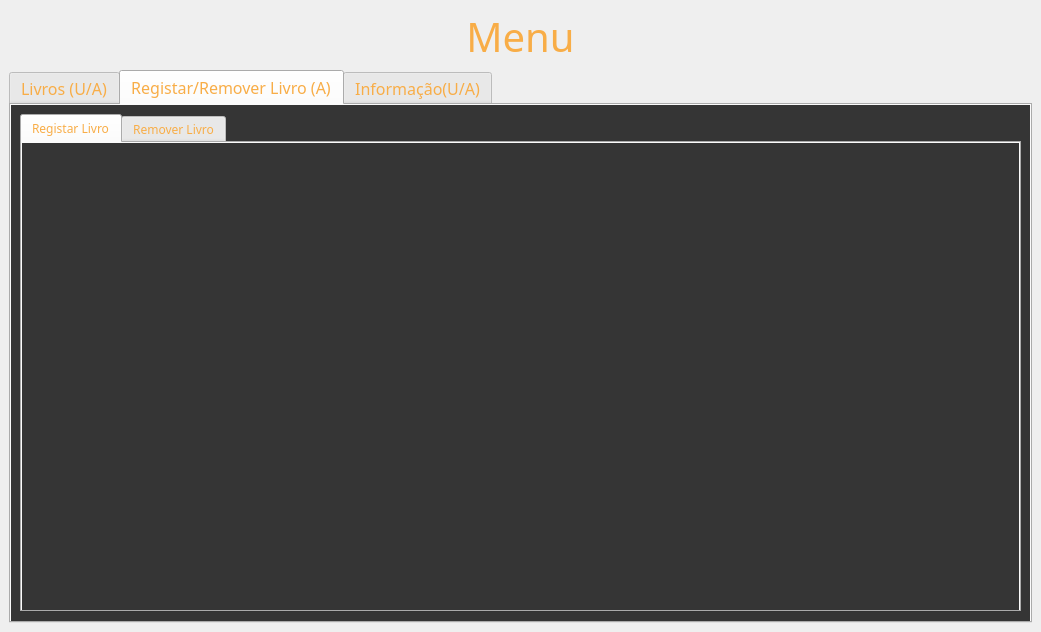
Qt form mainwindow.ui (DistroRickDev/lms_oop_qt) before a commit.
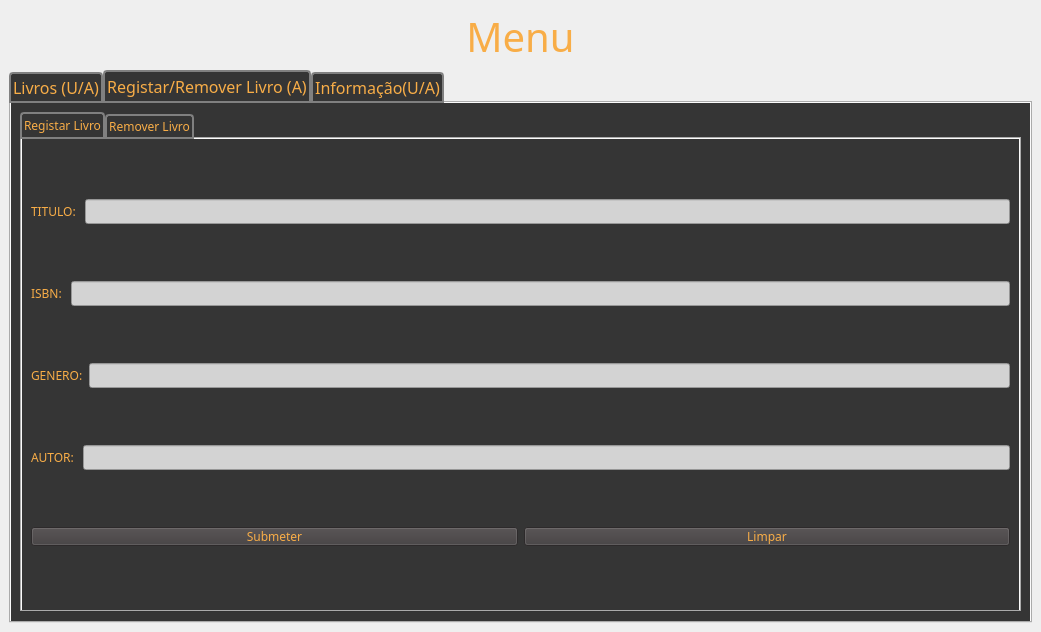
The same form after that commit. Icons and pictures are not drawn.

What changed in the file:
```diff
--- a/mainwindow.ui
+++ b/mainwindow.ui
@@ -28,9 +28,52 @@
 	background-image: url(:/new/images/media/corbon_fiber_bg.jpg);
 	color: #f8ad47;
 }
+
+QTabBar::tab {
+    background: #353535;
+    min-width: 8ex;
+    padding: 2px;
+	border: 2px solid #808080;
+    border-top-left-radius: 4px;
+    border-top-right-radius: 4px;
+}
+
+QTabBar::tab:selected {
+    color: #f8ad47;
+}
+
+QTabBar::tab:!selected {
+    margin-top: 2px; /* make non-selected tabs look smaller */
+}
+
+QPushButton{
+	margin-top: 1em;
+    margin-right: 0;
+	color: #f8ad47;
+    background:  #3f3b3c;
+	padding:  .8em .2em; 
+	border-radius:1.2em;
+}
+
+QPushButton:hover{
+	border: 1px solid #f8ad47;
+}
+
 #books_tab , #admin_book_tab, #info_tab, #add_tab, #remove_tab {
 	background: #353535;
 }
+
+
+#title_label , #isbn_label, #genre_label, #author_label {
+	background: #353535;
+}
+
+
+#title_input , #isbn_input, #genre_input, #author_input {
+	background: #D3D3D3;
+	color: #f8ad47;
+}
+
 #MainMenuLabel{
 	max-height: 4em;
 	background: transparent;
@@ -102,6 +145,82 @@
              <attribute name="title">
               <string>Registar Livro</string>
              </attribute>
+             <layout class="QVBoxLayout" name="verticalLayout_3">
+              <item>
+               <layout class="QHBoxLayout" name="horizontalLayout">
+                <item>
+                 <widget class="QLabel" name="title_label">
+                  <property name="text">
+                   <string>TITULO: </string>
+                  </property>
+                 </widget>
+                </item>
+                <item>
+                 <widget class="QLineEdit" name="title_input"/>
+                </item>
+               </layout>
+              </item>
+              <item>
+               <layout class="QHBoxLayout" name="horizontalLayout_2">
+                <item>
+                 <widget class="QLabel" name="isbn_label">
+                  <property name="text">
+                   <string>ISBN: </string>
+                  </property>
+                 </widget>
+                </item>
+                <item>
+                 <widget class="QLineEdit" name="isbn_input"/>
+                </item>
+               </layout>
+              </item>
+              <item>
+               <layout class="QHBoxLayout" name="horizontalLayout_3">
+                <item>
+                 <widget class="QLabel" name="genre_label">
+                  <property name="text">
+                   <string>GENERO:</string>
+                  </property>
+                 </widget>
+                </item>
+                <item>
+                 <widget class="QLineEdit" name="genre_input"/>
+                </item>
+               </layout>
+              </item>
+              <item>
+               <layout class="QHBoxLayout" name="horizontalLayout_4">
+                <item>
+                 <widget class="QLabel" name="author_label">
+                  <property name="text">
+                   <string>AUTOR: </string>
+                  </property>
+                 </widget>
+                </item>
+                <item>
+                 <widget class="QLineEdit" name="author_input"/>
+                </item>
+               </layout>
+              </item>
+              <item>
+               <layout class="QHBoxLayout" name="horizontalLayout_5">
+                <item>
+                 <widget class="QPushButton" name="submit_btn">
+                  <property name="text">
+                   <string>Submeter</string>
+                  </property>
+                 </widget>
+                </item>
+                <item>
+                 <widget class="QPushButton" name="clear_btn">
+                  <property name="text">
+                   <string>Limpar</string>
+                  </property>
+                 </widget>
+                </item>
+               </layout>
+              </item>
+             </layout>
             </widget>
             <widget class="QWidget" name="remove_tab">
              <attribute name="title">
```
